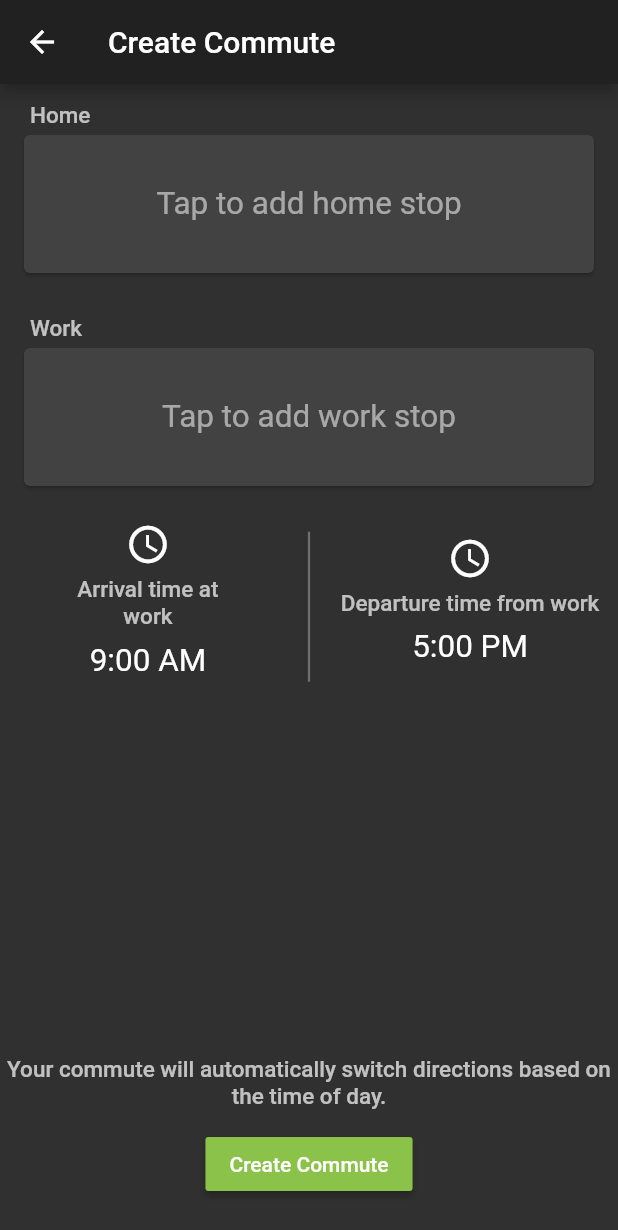
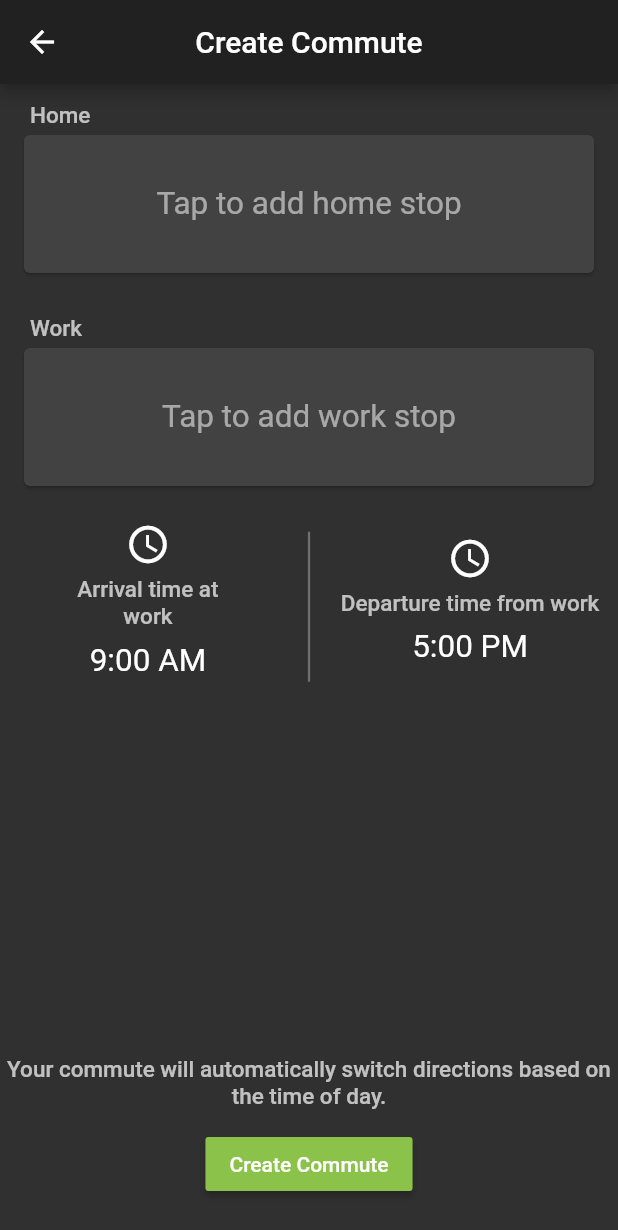
Before and after one commit to NilsBacke/meTro-Boston-Flutter, a Flutter app: the screen it shows after launch, after a tap on "Tap here to create a commute", on a phone screen of 412 x 824 dp. Shown: the top 1230 px of the screen. Run offline on Flutter 3.47's test engine with Material 2 defaults, Android fonts, the light colour scheme and no system bars; our stand-ins replace connectivity, geolocator, google_maps_flutter, location, package_info, permission_handler and 2 more; missing offline and left inert: great_circle_distance; accounts and stored records are empty; Roboto replaces fonts that are missing (Hind); statements that could not run were skipped.

```diff
--- a/lib/src/home.dart
+++ b/lib/src/home.dart
@@ -95,6 +95,7 @@ class _HomeState extends State<Home> {
   Widget build(BuildContext context) {
     return Scaffold(
       appBar: AppBar(
+        centerTitle: true,
         title: Text(titleForScreen(_currentIndex)),
       ),
       body: _connectionState == ConnectivityResult.none
@@ -107,6 +108,7 @@ class _HomeState extends State<Home> {
         selectedItemColor: Colors.white,
         unselectedItemColor: Colors.white70,
         showUnselectedLabels: true,
+        backgroundColor: Theme.of(context).appBarTheme.color,
       ),
     );
   }
--- a/lib/src/screens/stateless_screens/about_screen.dart
+++ b/lib/src/screens/stateless_screens/about_screen.dart
@@ -6,6 +6,7 @@ class AboutScreen extends StatelessWidget {
   Widget build(BuildContext context) {
     return Scaffold(
       appBar: AppBar(
+        centerTitle: true,
         title: Text('About'),
       ),
       body: Container(
--- a/lib/src/screens/stateless_screens/map_image_screen.dart
+++ b/lib/src/screens/stateless_screens/map_image_screen.dart
@@ -6,6 +6,7 @@ class MapImageScreen extends StatelessWidget {
   Widget build(BuildContext context) {
     return Scaffold(
       appBar: AppBar(
+        centerTitle: true,
         title: Text("Boston T Map"),
       ),
       body: SafeArea(
--- a/lib/src/screens/views/add_saved_view.dart
+++ b/lib/src/screens/views/add_saved_view.dart
@@ -7,6 +7,7 @@ class AddSavedScreenView extends AddSavedScreenState {
   Widget build(BuildContext context) {
     return Scaffold(
       appBar: AppBar(
+        centerTitle: true,
         title: Text('Add New Stop'),
       ),
       body: ExploreScreen(onTap: onStopTapped),
--- a/lib/src/screens/views/create_commute_view.dart
+++ b/lib/src/screens/views/create_commute_view.dart
@@ -10,6 +10,7 @@ class CreateCommuteScreenView extends CreateCommuteScreenState {
   Widget build(BuildContext context) {
     return Scaffold(
       appBar: AppBar(
+        centerTitle: true,
         title: Text(appBarText),
       ),
       body: Container(
--- a/lib/src/screens/views/stop_detail_view.dart
+++ b/lib/src/screens/views/stop_detail_view.dart
@@ -13,6 +13,7 @@ class StopDetailScreenView extends StopDetailScreenState {
   Widget build(BuildContext context) {
     return Scaffold(
       appBar: AppBar(
+        centerTitle: true,
         title: Text(widget.stop.name),
       ),
       body: Container(
--- a/lib/src/services/mbta_service.dart
+++ b/lib/src/services/mbta_service.dart
@@ -25,10 +25,11 @@ class MBTAService {
     }
 
     final jsonData = json.decode(response.body)['data'];
-    if (jsonData == null) {
-      // error
+    if (jsonData == null || jsonData.length == 0) {
+      // error or no stops in area
       return null;
     }
+
     list[0] = (Stop.fromJson(jsonData[0]));
     list[1] = (Stop.fromJson(jsonData[1]));
     return list;
--- a/lib/src/widgets/set_stop_view.dart
+++ b/lib/src/widgets/set_stop_view.dart
@@ -12,6 +12,7 @@ class SetStopView extends StatelessWidget {
   Widget build(BuildContext context) {
     return Scaffold(
       appBar: AppBar(
+        centerTitle: true,
         title: Text('Set ${homeStop ? 'Home' : 'Work'} Stop'),
       ),
       body: ExploreScreen(
--- a/pubspec.yaml
+++ b/pubspec.yaml
@@ -33,9 +33,9 @@ dependencies:
     connectivity: 0.3.2
     permission_handler: ^2.2.0
     geolocator: ^4.0.3
-    # firebase_core: 0.2.4
-    # firebase_analytics: 1.0.1
-    # firebase_crashlytics: 0.0.4+3
+    firebase_core: ^0.4.0
+    firebase_analytics: ^3.0.1
+    firebase_crashlytics: 0.0.4+3
 
     # The following adds the Cupertino Icons font to your application.
     # Use with the CupertinoIcons class for iOS style icons.
```
Also changed, not shown: lib/src/app.dart (+3 -4 lines), pubspec.lock, 5 other files.
